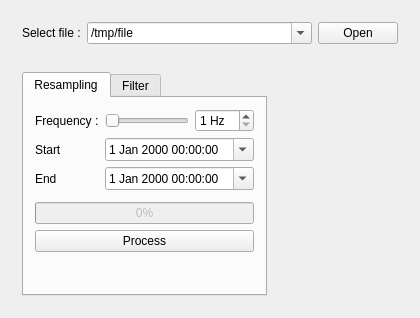
Above: ipiwolf/mainwindow.ui from vstebe/ipiwolf before the change. Below: the same form after it.
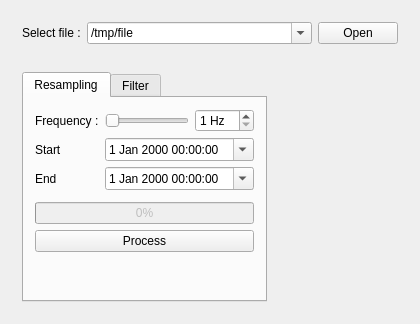
That is the form after the change. Icons and pictures are not drawn. Custom widgets are drawn as their Qt base class.

What changed in the file:
```diff
--- a/ipiwolf/mainwindow.ui
+++ b/ipiwolf/mainwindow.ui
@@ -7,7 +7,7 @@
     <x>0</x>
     <y>0</y>
     <width>420</width>
-    <height>318</height>
+    <height>324</height>
    </rect>
   </property>
   <property name="windowTitle">
```
